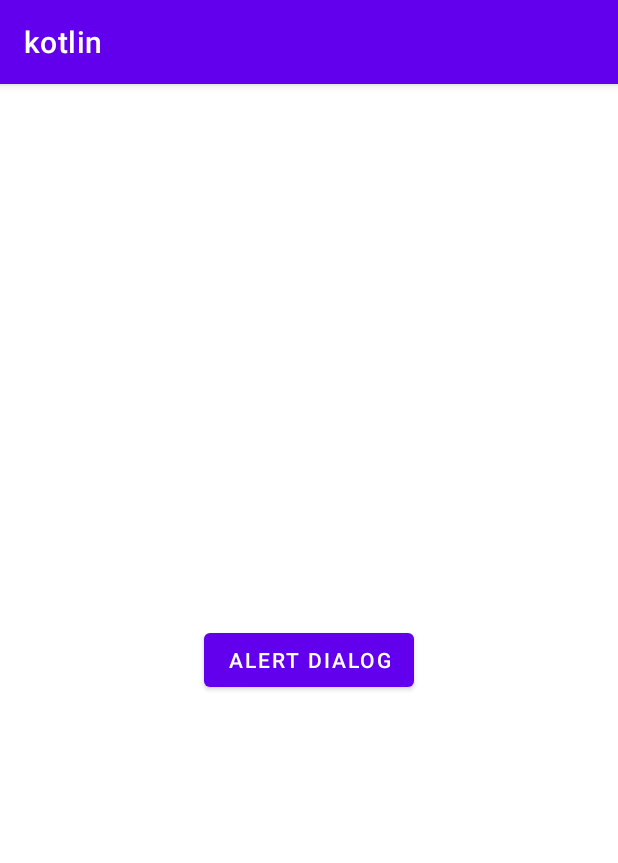
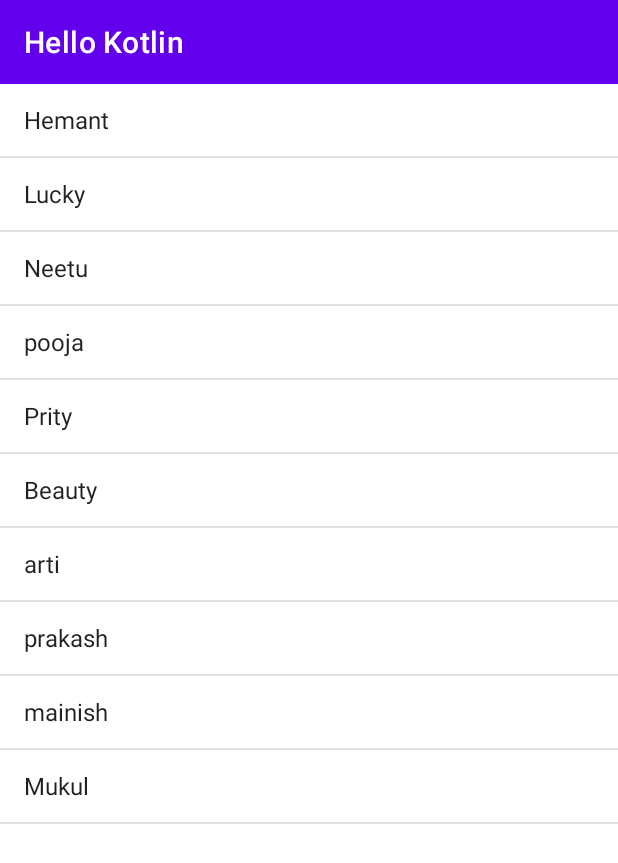
Before and after one commit to hemant00007/kotlin, an Android app: the screen it shows after launch (MainActivity), on a phone screen of 412 x 824 dp. Shown: the top 863 px of the screen. Run offline under Robolectric (Android 15) with nearby library versions, the phone set to English and light mode, and no system bars.

Commit message:
toolbar, contextMenu

```diff
--- a/app/src/main/java/com/example/kotlin/MainActivity.kt
+++ b/app/src/main/java/com/example/kotlin/MainActivity.kt
@@ -2,40 +2,58 @@ package com.example.kotlin
 
 import android.content.DialogInterface
 import android.content.Intent
+import android.graphics.Color
 import android.net.Uri
 import androidx.appcompat.app.AppCompatActivity
 import android.os.Bundle
+import android.view.ContextMenu
 import android.view.Gravity
+import android.view.MenuItem
+import android.view.View
 import android.widget.*
 import androidx.appcompat.app.AlertDialog
+import androidx.appcompat.widget.Toolbar
 
 class MainActivity : AppCompatActivity(){
 
     override fun onCreate(abc:Bundle?) {
         super.onCreate(abc)
         setContentView(R.layout.activity_main)
-
-        val btn= findViewById<Button>(R.id.alert)
-        btn.setOnClickListener(){
-            val builder = AlertDialog.Builder(this)
-            builder.setTitle("My Dialog")
-            builder.setMessage("This is message")
-            builder.setIcon(android.R.drawable.btn_dialog)
-            builder.setPositiveButton("Yes"){
-                dialog: DialogInterface?, which: Int ->
-                Toast.makeText(this,"cliced yes",Toast.LENGTH_SHORT).show()
-            }
-            builder.setNegativeButton("No"){
-                dialog: DialogInterface?, which: Int ->
-                Toast.makeText(this,"clicked No",Toast.LENGTH_SHORT).show()
-            }
-            val alertdialo : AlertDialog = builder.create()
-            alertdialo.setCancelable(true)
-            alertdialo.show()
-
-        }
+      val toolbar = findViewById<Toolbar>(R.id.toolbar)
+        toolbar.setTitle("Hello Kotlin")
+        toolbar.setTitleTextColor(Color.WHITE)
+        setSupportActionBar(toolbar)
 
 
+      val listview = findViewById<ListView>(R.id.listview)
+        val myarraylist = arrayOf<String>("Hemant","Lucky","Neetu","pooja","Prity","Beauty","arti","prakash","mainish","Mukul")
+        val arrayAdapter : ArrayAdapter<String> = ArrayAdapter<String>(this,android.R.layout.simple_list_item_1,myarraylist)
 
+        listview.adapter=arrayAdapter
+        registerForContextMenu(listview)
+    }
+
+    override fun onCreateContextMenu(
+        menu: ContextMenu?,
+        v: View?,
+        menuInfo: ContextMenu.ContextMenuInfo?
+    ) {
+        super.onCreateContextMenu(menu, v, menuInfo)
+        val inflater  = menuInflater
+        inflater.inflate(R.menu.main_menu,menu)
+    }
+
+    override fun onContextItemSelected(item: MenuItem): Boolean {
+       return when(item !!.itemId){
+           R.id.call ->{
+               Toast.makeText(this,"call ",Toast.LENGTH_SHORT).show()
+               return true
+           }
+           R.id.sms -> {
+               Toast.makeText(this,"sms ",Toast.LENGTH_SHORT).show()
+               return true
+           }
+           else -> super.onOptionsItemSelected(item)
+       }
     }
 }
--- a/app/src/main/res/layout/activity_main.xml
+++ b/app/src/main/res/layout/activity_main.xml
@@ -5,13 +5,17 @@
     android:layout_width="match_parent"
     android:layout_height="match_parent"
     tools:context=".MainActivity">
+   <androidx.appcompat.widget.Toolbar
+       android:id="@+id/toolbar"
+       android:layout_width="match_parent"
+       android:layout_height="wrap_content"
+      android:background="@color/purple_500"/>
 
-    <Button
-        android:id="@+id/alert"
-        android:layout_width="wrap_content"
-        android:layout_height="wrap_content"
-        android:text="alert dialog"
-        android:layout_centerInParent="true"/>
+   <ListView
+       android:id="@+id/listview"
+       android:layout_below="@+id/toolbar"
+       android:layout_width="match_parent"
+       android:layout_height="match_parent"/>
 
 
 </RelativeLayout>
--- /dev/null
+++ b/app/src/main/res/menu/main_menu.xml
@@ -0,0 +1,14 @@
+<?xml version="1.0" encoding="utf-8"?>
+<menu xmlns:android="http://schemas.android.com/apk/res/android"
+    xmlns:app="http://schemas.android.com/apk/res-auto">
+
+    <item android:id="@+id/call"
+        android:orderInCategory="100"
+        android:title="Call"
+        app:showAsAction="never"/>
+
+    <item android:title="sms"
+        android:id="@+id/sms"
+        android:orderInCategory="100"
+        app:showAsAction="never"/>
+</menu>
--- a/app/src/main/res/values/themes.xml
+++ b/app/src/main/res/values/themes.xml
@@ -1,6 +1,6 @@
 <resources xmlns:tools="http://schemas.android.com/tools">
     <!-- Base application theme. -->
-    <style name="Theme.Kotlin" parent="Theme.MaterialComponents.DayNight.DarkActionBar">
+    <style name="Theme.Kotlin" parent="Theme.MaterialComponents.DayNight.NoActionBar">
         <!-- Primary brand color. -->
         <item name="colorPrimary">@color/purple_500</item>
         <item name="colorPrimaryVariant">@color/purple_700</item>
```
